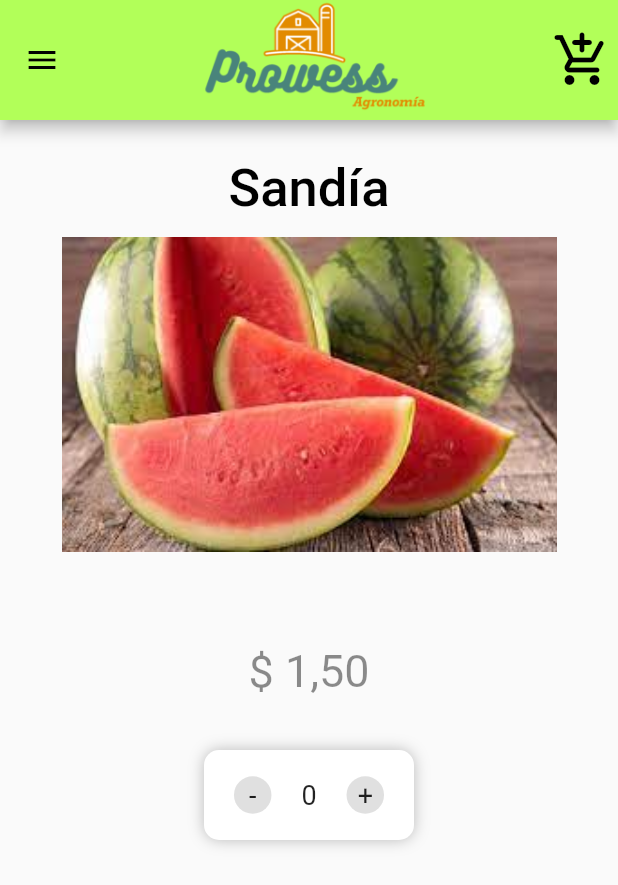
After one commit to ferdeX64/prowessagronomia, a Flutter app: the DetalleProducto screen opened directly, on a phone screen of 412 x 824 dp. The commit adds this screen. Shown: the top 885 px of the screen. Run offline on Flutter 3.47's test engine with Material 2 defaults, Android fonts, the phone set to English and light mode, and no system bars; our stand-ins replace accordion, carousel_slider, email_validator, flutter_slidable, image_picker, nb_utils and 3 more; missing offline and left inert: async_button_builder, date_range_form_field; accounts and stored records are empty; network calls fail.

Commit message:
Creacion pagina detalles producto

```diff
--- /dev/null
+++ b/lib/src/pages/detalles_producto.dart
@@ -0,0 +1,160 @@
+import 'package:flutter/material.dart';
+import 'package:prowessagronomia/src/pages/carrito_page.dart';
+import 'package:prowessagronomia/src/widgets/widget_drawer.dart';
+
+class DetalleProducto extends StatefulWidget{
+  const DetalleProducto({Key? key}) : super(key: key);
+   @override
+  _DetalleProductoState createState() => _DetalleProductoState();
+}
+class _DetalleProductoState extends State<DetalleProducto>{
+  final GlobalKey<ScaffoldState> _key = GlobalKey();
+  @override
+  Widget build(BuildContext context) {
+    return SafeArea(
+      child: Scaffold(
+        key: _key,
+        appBar: AppBar(
+          toolbarHeight: 80,
+          backgroundColor: Colors.lightGreenAccent,
+          title: Row(
+              mainAxisAlignment: MainAxisAlignment.center,
+              children: [
+                  Image.asset('assets/images/Logo_ProwessAgronomia.png',
+                  fit: BoxFit.contain,
+                  height: 150,
+                  width: 150,
+              ),
+            ],
+          ),
+          leading: IconButton(
+              icon: const Icon(
+                Icons.menu,
+                color: Colors.black,
+              ),
+              onPressed: ()=> _key.currentState!.openDrawer(),
+            ),
+          actions: [
+            IconButton(
+              padding: EdgeInsets.zero,
+              icon: const Icon(Icons.add_shopping_cart_rounded),
+              iconSize: 40.0,
+              tooltip: 'Carrito',
+              color: Colors.black,
+              onPressed: () {
+                  Navigator.push(
+                  context,
+                  MaterialPageRoute(
+                    builder: (BuildContext context) => const CarritoPage()));
+              },
+            ),
+          ],
+        ),
+        drawer: const MenuLateral(),
+        body: Container(
+        padding: const EdgeInsets.all(25),
+        child: SingleChildScrollView(
+          child: Column(
+            crossAxisAlignment: CrossAxisAlignment.start,
+            children: <Widget>[
+              const Center(
+                child: Text('Sandía',
+                    style: TextStyle(
+                      fontWeight: FontWeight.w500,
+                      fontSize: 35,
+                      color: Colors.black),
+                      ),
+              ),
+             Padding(
+               padding: const EdgeInsets.all(12.0),
+               child: Center(
+                 child: Image.asset('assets/images/sandia.jpg',
+                              height: 210, width: 330, fit: BoxFit.cover),
+               ),
+             ),
+             const Center(
+               heightFactor: 2,
+              child:Text(r"$ 1,50",
+                        style: TextStyle(
+                          fontWeight: FontWeight.w400,
+                          fontSize: 30,
+                          color: Colors.black45, height:2),),
+              ),
+              Center(child: _BottomSelectNumber()),
+            ],
+          ),
+        ),
+      ),
+      ),
+    );
+  }
+}
+
+class _BottomSelectNumber extends StatefulWidget {
+  @override
+  __BottomSelectNumberState createState() => __BottomSelectNumberState();
+}
+
+class __BottomSelectNumberState extends State<_BottomSelectNumber> {
+  int count = 0;
+  @override
+  Widget build(BuildContext context) {
+    return Container(
+      width: 140,
+      height: 60,
+      decoration: BoxDecoration(
+        color: Colors.white,
+        borderRadius: BorderRadius.circular(10),
+        boxShadow: const [
+          BoxShadow(
+            color: Colors.black26,
+            blurRadius: 8,
+          ),
+        ],
+      ),
+      child: Row(
+        mainAxisAlignment: MainAxisAlignment.spaceEvenly,
+        children: [
+          // menos :
+          GestureDetector(
+            onTap: () {
+              setState(() {
+                if (count == 0) {
+                  count = 0;
+                } else {
+                  count--;
+                }
+              });
+            },
+            child: Container(
+              alignment: Alignment.center,
+              width: 25,
+              height: 25,
+              decoration: BoxDecoration(
+                  shape: BoxShape.circle, color: Colors.grey.shade300),
+              child: const Text('-', style: TextStyle(fontSize: 18)),
+            ),
+          ),
+          // numero :
+          Text('$count', style: const TextStyle(fontSize: 18)),
+          // mas :
+          GestureDetector(
+            onTap: () {
+              setState(() {
+                count++;
+              });
+            },
+            child: Container(
+              alignment: Alignment.center,
+              width: 25,
+              height: 25,
+              decoration: BoxDecoration(
+                  shape: BoxShape.circle, color: Colors.grey.shade300),
+              child: const Text('+', style: TextStyle(fontSize: 18)),
+            ),
+          ),
+        ],
+      ),
+    );
+  }
+}
--- a/lib/src/pages/homepage.dart
+++ b/lib/src/pages/homepage.dart
@@ -6,6 +6,7 @@ import 'package:prowessagronomia/src/utils/productos_home_page.dart';
 import 'package:prowessagronomia/src/widgets/widget_drawer.dart';
 
 import 'carrito_page.dart';
+import 'detalles_producto.dart';
 
 class Homepage extends StatefulWidget {
   const Homepage({Key? key}) : super(key: key);
@@ -128,7 +129,8 @@ class _HomepageState extends State<Homepage> {
                 itemCount: mList1.length,
                 shrinkWrap: true,
                 physics: const NeverScrollableScrollPhysics(),
-                itemBuilder: (BuildContext context, int index) => Container(
+                itemBuilder: (BuildContext context, int index) => InkWell(
+                  child: Container(
                   margin: const EdgeInsets.only(bottom: 30, left:20,right: 20,top:20),
                   padding: const EdgeInsets.all(30),
                   decoration: BoxDecoration(
@@ -226,6 +228,13 @@ class _HomepageState extends State<Homepage> {
                      ),
                     ],
                   ),
+                  ),
+                  onTap: (){
+                    Navigator.push(
+                   context,
+                   MaterialPageRoute(
+                     builder: (BuildContext context) => const DetalleProducto()));
+                 },
                 ),
               )
             ],
```
